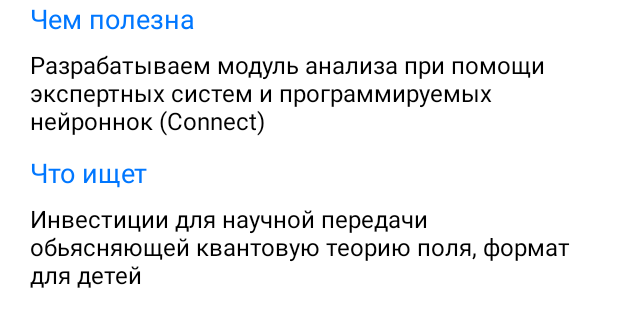
After one commit to epetriyov/MVI-Demo, an Android app: the layout view_about.xml on its own in the app's theme, with its tools: preview values and no code run, on a phone screen of 412 x 824 dp. The commit adds this screen. Shown: the top 327 px of the screen. Run offline under Robolectric (Android 15) with nearby library versions, the phone set to English and light mode, and no system bars.

Commit message:
card design added

```diff
--- a/app/src/main/res/drawable/btn_fb.xml
+++ b/app/src/main/res/drawable/btn_common.xml
@@ -2,5 +2,4 @@
 <shape xmlns:android="http://schemas.android.com/apk/res/android"
     android:shape="rectangle">
     <corners android:radius="34dp" />
-    <solid android:color="@color/fb_color" />
 </shape>
--- a/app/src/main/res/drawable/btn_vk.xml
+++ /dev/null
@@ -1,6 +0,0 @@
-<?xml version="1.0" encoding="utf-8"?>
-<shape xmlns:android="http://schemas.android.com/apk/res/android"
-    android:shape="rectangle">
-    <corners android:radius="34dp" />
-    <solid android:color="@color/vkontakte_color" />
-</shape>
--- /dev/null
+++ b/app/src/main/res/layout/view_about.xml
@@ -0,0 +1,53 @@
+<?xml version="1.0" encoding="utf-8"?>
+<LinearLayout xmlns:android="http://schemas.android.com/apk/res/android"
+    xmlns:tools="http://schemas.android.com/tools"
+    android:layout_width="match_parent"
+    android:layout_height="wrap_content"
+    android:orientation="vertical">
+
+    <TextView
+        android:id="@+id/title_skills"
+        android:layout_width="wrap_content"
+        android:layout_height="wrap_content"
+        android:layout_marginStart="20dp"
+        android:layout_marginEnd="20dp"
+        android:layout_marginBottom="7dp"
+        android:text="@string/skills_title"
+        android:textColor="@color/colorBlue"
+        android:textSize="18sp" />
+
+    <TextView
+        android:id="@+id/label_skills"
+        android:layout_width="match_parent"
+        android:layout_height="wrap_content"
+        android:layout_marginStart="20dp"
+        android:layout_marginEnd="20dp"
+        android:layout_marginBottom="11dp"
+        android:gravity="start"
+        android:lines="3"
+        android:textColor="@android:color/black"
+        android:textSize="16sp"
+        tools:text="Разрабатываем модуль анализа при помощи экспертных систем и программируемых нейроннок (Connect)" />
+
+    <TextView
+        android:id="@+id/title_goals"
+        android:layout_width="wrap_content"
+        android:layout_height="wrap_content"
+        android:layout_marginStart="20dp"
+        android:layout_marginBottom="7dp"
+        android:text="@string/goals_title"
+        android:textColor="@color/colorBlue"
+        android:textSize="18sp" />
+
+    <TextView
+        android:id="@+id/label_goals"
+        android:layout_width="match_parent"
+        android:layout_height="wrap_content"
+        android:layout_marginStart="20dp"
+        android:layout_marginEnd="20dp"
+        android:gravity="start"
+        android:lines="3"
+        android:textColor="@android:color/black"
+        android:textSize="16sp"
+        tools:text="Инвестиции для научной передачи обьясняющей квантовую теорию поля, формат для детей" />
+</LinearLayout>
--- a/app/src/main/res/layout/view_login.xml
+++ b/app/src/main/res/layout/view_login.xml
@@ -32,7 +32,8 @@
         android:id="@+id/btn_fb"
         android:layout_width="0dp"
         android:layout_height="40dp"
-        android:background="@drawable/btn_fb"
+        android:background="@drawable/btn_common"
+        android:backgroundTint="@color/fb_color"
         android:elevation="14dp"
         android:text="@string/facebook"
         android:textAllCaps="false"
@@ -51,7 +52,8 @@
         android:layout_width="0dp"
         android:layout_height="40dp"
         android:layout_marginTop="20dp"
-        android:background="@drawable/btn_vk"
+        android:background="@drawable/btn_common"
+        android:backgroundTint="@color/vkontakte_color"
         android:elevation="14dp"
         android:text="@string/vkontakte"
         android:textAllCaps="false"
--- a/app/src/main/res/values/colors.xml
+++ b/app/src/main/res/values/colors.xml
@@ -8,5 +8,6 @@
     <color name="colorGreyText">#9D9D9D</color>
     <color name="fb_color">#4267B2</color>
     <color name="vkontakte_color">#5181B8</color>
-    <color name="colorTitle">#0077FF</color>
+    <color name="colorBlue">#0077FF</color>
+    <color name="colorDivider">#F1F1F1</color>
 </resources>
--- a/app/src/main/res/values/strings.xml
+++ b/app/src/main/res/values/strings.xml
@@ -9,4 +9,6 @@
     <string name="recommendations_search">Ищем коннекты вокруг вас</string>
     <string name="goals_title">Что ищет</string>
     <string name="skills_title">Чем полезна</string>
+    <string name="btn_write">Написать сообщение</string>
+    <string name="connect_invite">предложила вам connect</string>
 </resources>
```
Also changed, not shown: app/src/main/res/drawable/btn_close.xml (added, +14 -0 lines), app/src/main/res/drawable/ic_connect.xml (added, +14 -0 lines), app/src/main/res/drawable/ic_disconnect.xml (added, +14 -0 lines), app/src/main/res/drawable/ic_logo.xml (added, +17 -0 lines), app/src/main/res/drawable/ic_message.xml (added, +10 -0 lines), app/src/main/res/layout/card_connected.xml (added, +159 -0 lines), app/src/main/res/layout/card_recommendation.xml (+6 -47 lines).
